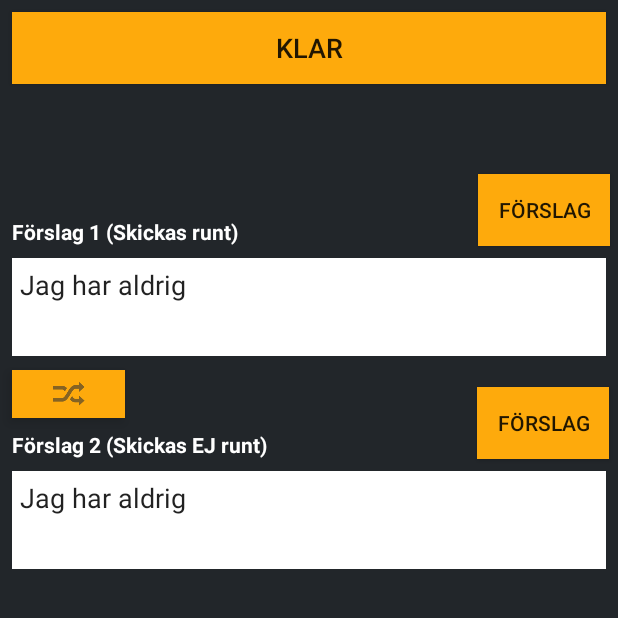
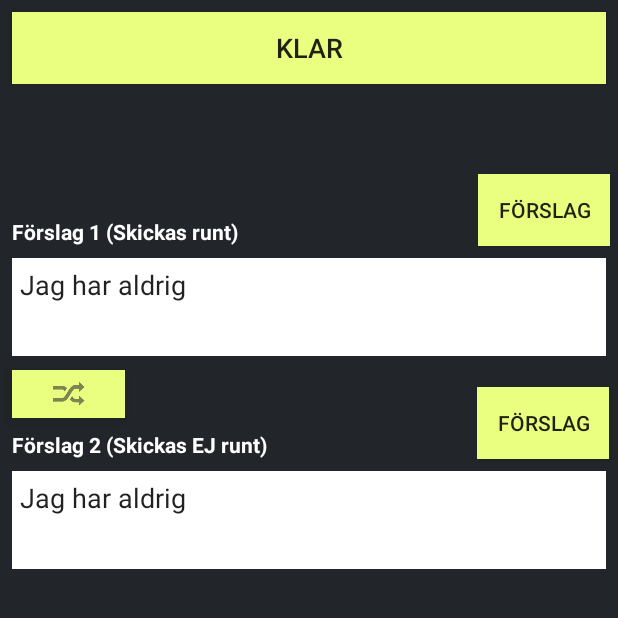
Before and after one commit to cmacfie/JagHarAldrig, an Android app: the GuessActivity screen opened directly, with no data from a screen before it, after a tap on "FÄRDIG", on a phone screen of 412 x 824 dp, the top half of it. Run offline under Robolectric (Android 15) with nearby library versions, the phone set to English and light mode, and no system bars; 1 other tap on this screen came first.

Commit message:
Changed colors

```diff
--- a/app/src/main/res/drawable/my_border.xml
+++ b/app/src/main/res/drawable/my_border.xml
@@ -4,7 +4,7 @@ android:shape="rectangle" >
 
 <!-- View background color -->
 <solid
-    android:color="#51e72d" >
+    android:color="@color/PistageGreen" >
 </solid>
 
 <!-- View border color and width -->
--- a/app/src/main/res/drawable/my_border_wrong.xml
+++ b/app/src/main/res/drawable/my_border_wrong.xml
@@ -4,7 +4,7 @@
 
     <!-- View background color -->
     <solid
-        android:color="#e72d30" >
+        android:color="#ff9bcb" >
     </solid>
 
     <!-- View border color and width -->
--- a/app/src/main/res/layout/activity_main.xml
+++ b/app/src/main/res/layout/activity_main.xml
@@ -45,17 +45,17 @@
         android:id="@+id/button"
         android:layout_width="0dp"
         android:layout_height="wrap_content"
-        android:background="?android:attr/colorPressedHighlight"
+        android:layout_marginLeft="8dp"
+        android:layout_marginRight="8dp"
+        android:layout_marginTop="8dp"
+        android:background="@color/PistageGreen"
         android:elevation="5dp"
         android:onClick="startGame"
         android:text="Klar"
         android:textSize="18sp"
-        app:layout_constraintTop_toTopOf="parent"
-        android:layout_marginTop="8dp"
-        android:layout_marginRight="8dp"
+        app:layout_constraintLeft_toLeftOf="parent"
         app:layout_constraintRight_toRightOf="parent"
-        android:layout_marginLeft="8dp"
-        app:layout_constraintLeft_toLeftOf="parent" />
+        app:layout_constraintTop_toTopOf="parent" />
 
     <EditText
         android:id="@+id/Inmat1"
@@ -99,7 +99,7 @@
         android:layout_height="wrap_content"
         android:layout_marginLeft="8dp"
         android:layout_marginTop="9dp"
-        android:background="?android:attr/colorPressedHighlight"
+        android:background="@color/PistageGreen"
         android:elevation="5dp"
         android:onClick="switchText"
         app:layout_constraintLeft_toLeftOf="parent"
@@ -112,7 +112,7 @@
         android:layout_height="wrap_content"
         android:layout_marginRight="5dp"
         android:layout_marginTop="60dp"
-        android:background="?android:attr/colorPressedHighlight"
+        android:background="@color/PistageGreen"
         android:onClick="getSuggestions"
         android:text="Förslag"
         app:layout_constraintRight_toRightOf="parent"
@@ -137,7 +137,7 @@
         android:layout_height="wrap_content"
         android:layout_marginBottom="8dp"
         android:layout_marginRight="6dp"
-        android:background="?android:attr/colorPressedHighlight"
+        android:background="@color/PistageGreen"
         android:onClick="getSuggestions"
         android:text="Förslag"
         app:layout_constraintBottom_toTopOf="@+id/Inmat2"
--- a/app/src/main/res/values/colors.xml
+++ b/app/src/main/res/values/colors.xml
@@ -3,4 +3,5 @@
     <color name="colorPrimary">#3F51B5</color>
     <color name="colorPrimaryDark">#303F9F</color>
     <color name="colorAccent">#FF4081</color>
+    <color name="PistageGreen">#eaff80</color>
 </resources>
--- a/build.gradle
+++ b/build.gradle
@@ -5,7 +5,7 @@ buildscript {
         jcenter()
     }
     dependencies {
-        classpath 'com.android.tools.build:gradle:2.3.0'
+        classpath 'com.android.tools.build:gradle:2.3.1'
 
         // NOTE: Do not place your application dependencies here; they belong
         // in the individual module build.gradle files
```
Also changed, not shown: app/src/main/res/layout/activity_guess.xml (+5 -5 lines), app/src/main/res/layout/activity_send_around.xml (+4 -3 lines).
